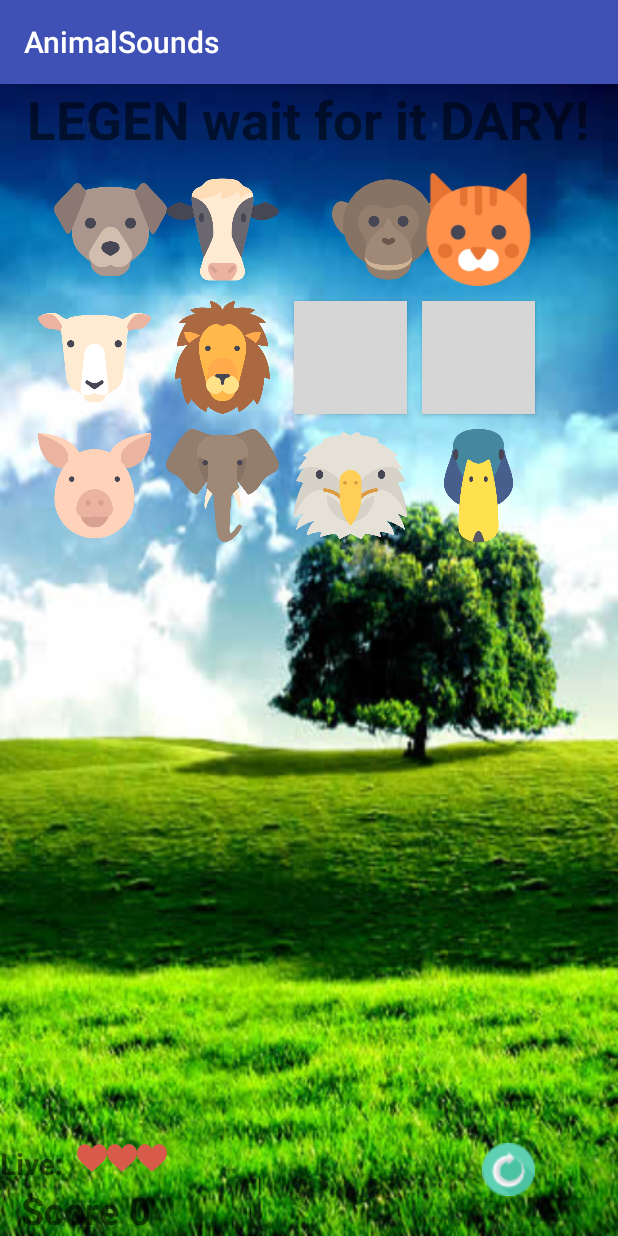
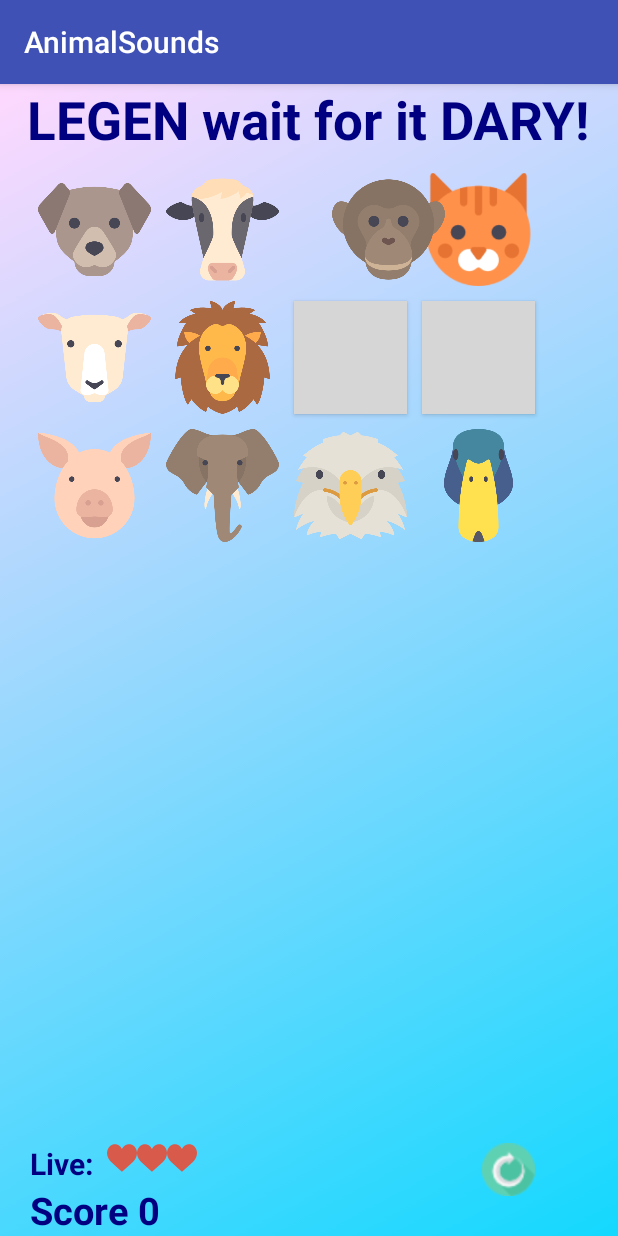
Before and after one commit to Rasti003/Android-Studio, an Android app: the GameActivity screen opened directly, with no data from a screen before it, on a phone screen of 412 x 824 dp. Run offline under Robolectric (Android 15) with nearby library versions, the phone set to English and light mode, and no system bars; our stand-ins replace AdMob; grey boxes are pictures that could not be loaded.

Commit message:
change background

```diff
--- /dev/null
+++ b/AnimalSounds/app/src/main/res/drawable/background_color.xml
@@ -0,0 +1,13 @@
+<?xml version="1.0" encoding="UTF-8"?>
+<selector xmlns:android="http://schemas.android.com/apk/res/android">
+
+    <item>
+        <shape>
+            <gradient
+                android:startColor="#14d8fe"
+
+                android:endColor="#ffd8fe"
+                android:angle="135"/>
+        </shape>
+    </item>
+</selector>
--- a/AnimalSounds/app/src/main/res/layout/activity_game.xml
+++ b/AnimalSounds/app/src/main/res/layout/activity_game.xml
@@ -5,18 +5,19 @@
     android:layout_width="match_parent"
     android:layout_height="match_parent"
     tools:context="com.example.przem.animalsounds.GameActivity"
-    android:background="@drawable/wallpaper">
+    android:background="@drawable/background_color">
 
 
 
 
     <TextView
-        android:id="@+id/textView"
+        android:id="@+id/textView1"
         android:layout_width="wrap_content"
         android:layout_height="wrap_content"
         android:text="@string/SoundGame_text"
         android:textStyle="bold"
         android:textSize="35dp"
+        android:textColor="#000080"
         android:layout_alignParentTop="true"
         android:layout_centerHorizontal="true"
         tools:layout_editor_absoluteY="75dp"
@@ -34,8 +35,8 @@
             android:layout_marginTop="12dp"
             android:onClick="AnswerDog"
             android:layout_marginLeft="25dp"
-            android:layout_below="@+id/textView"
-            android:layout_alignEnd="@+id/linearLayout2" />
+            android:layout_below="@+id/textView1"
+          />
 
         <Button
             android:id="@+id/button_cow"
@@ -44,21 +45,10 @@
             android:background="@drawable/cow"
             android:onClick="AnswerCow"
 
-            android:layout_above="@+id/button_sheep"
+            android:layout_above="@+id/button_tiger"
             android:layout_alignStart="@+id/button_lion" />
 
-        <Button
-            android:id="@+id/button_monkey"
-            android:layout_width="75dp"
-            android:layout_height="75dp"
-            android:background="@drawable/monkey"
-            android:onClick="AnswerMonkay"
-            android:layout_marginLeft="25dp"
-            android:layout_marginTop="12dp"
-            android:layout_above="@+id/button_sheep"
-        android:layout_alignStart="@+id/button_tiger"/>
-
-        <Button
+    <Button
             android:id="@+id/button_cat"
             android:layout_width="75dp"
             android:layout_height="75dp"
@@ -101,7 +91,7 @@
         android:layout_width="75dp"
         android:layout_height="75dp"
         android:background="@drawable/tiger"
-        android:layout_below="@+id/button_monkey"
+        android:layout_below="@+id/button_dog"
         android:layout_toEndOf="@+id/button_lion"
         android:onClick="AnswerTiger"/>
 
@@ -127,7 +117,7 @@
         android:layout_height="75dp"
         android:background="@drawable/pig"
         android:layout_below="@+id/button_sheep"
-        android:layout_toEndOf="@+id/button_sheep"
+
         android:layout_alignStart="@+id/button_sheep"
         android:onClick="AnswerPig"/>
 
@@ -139,7 +129,7 @@
         android:layout_height="75dp"
         android:background="@drawable/elephant"
         android:layout_below="@+id/button_lion"
-        android:layout_toEndOf="@+id/button_lion"
+
         android:layout_alignStart="@+id/button_lion"
         android:onClick="AnswerElephant"/>
 
@@ -151,7 +141,6 @@
         android:layout_height="75dp"
         android:background="@drawable/eagle"
         android:layout_below="@+id/button_tiger"
-        android:layout_toEndOf="@+id/button_tiger"
         android:layout_alignStart="@+id/button_tiger"
         android:onClick="AnswerEagle"/>
 
@@ -162,7 +151,6 @@
         android:layout_height="75dp"
         android:background="@drawable/duck"
         android:layout_below="@+id/button_wolf"
-        android:layout_toEndOf="@+id/button_wolf"
         android:layout_alignStart="@+id/button_wolf"
         android:onClick="AnswerDuck"/>
     <Button
@@ -188,6 +176,8 @@
 
 
     <TextView
+        android:paddingLeft="20dp"
+        android:textColor="#000080"
         android:id="@+id/score"
         android:layout_width="wrap_content"
         android:layout_height="wrap_content"
@@ -195,7 +185,7 @@
         android:textStyle="bold"
         android:textSize="25dp"
         android:layout_above="@+id/adView"
-        android:layout_toStartOf="@+id/button_lion" />
+        android:layout_alignParentStart="true" />
 
     <LinearLayout
         android:id="@+id/linearLayout2"
@@ -207,6 +197,8 @@
 
 
         <TextView
+            android:paddingLeft="20dp"
+            android:textColor="#000080"
             android:id="@+id/live"
             android:layout_width="wrap_content"
             android:layout_height="wrap_content"
@@ -247,9 +239,15 @@
 
     </LinearLayout>
 
-
-
-
+    <Button
+        android:id="@+id/button_monkey"
+        android:layout_width="75dp"
+        android:layout_height="75dp"
+        android:layout_marginLeft="25dp"
+        android:background="@drawable/monkey"
+        android:onClick="AnswerMonkay"
+        android:layout_above="@+id/button_tiger"
+        android:layout_alignStart="@+id/button_tiger" />
 
 
 </RelativeLayout>
--- a/AnimalSounds/app/src/main/res/layout/activity_sound_button.xml
+++ b/AnimalSounds/app/src/main/res/layout/activity_sound_button.xml
@@ -1,4 +1,7 @@
 <?xml version="1.0" encoding="utf-8"?>
+
+
+
 
 
 
@@ -6,8 +9,7 @@
 android:layout_width="fill_parent"
 android:layout_height="fill_parent"
 
-    android:background="#64d8fe"
-  android:backgroundTint="@color/colorPrimaryDark"  >
+  android:background="@drawable/background_color">
     tools:context="com.example.przem.animalsounds.SoundButtonActivity">
 
     <TextView
```
